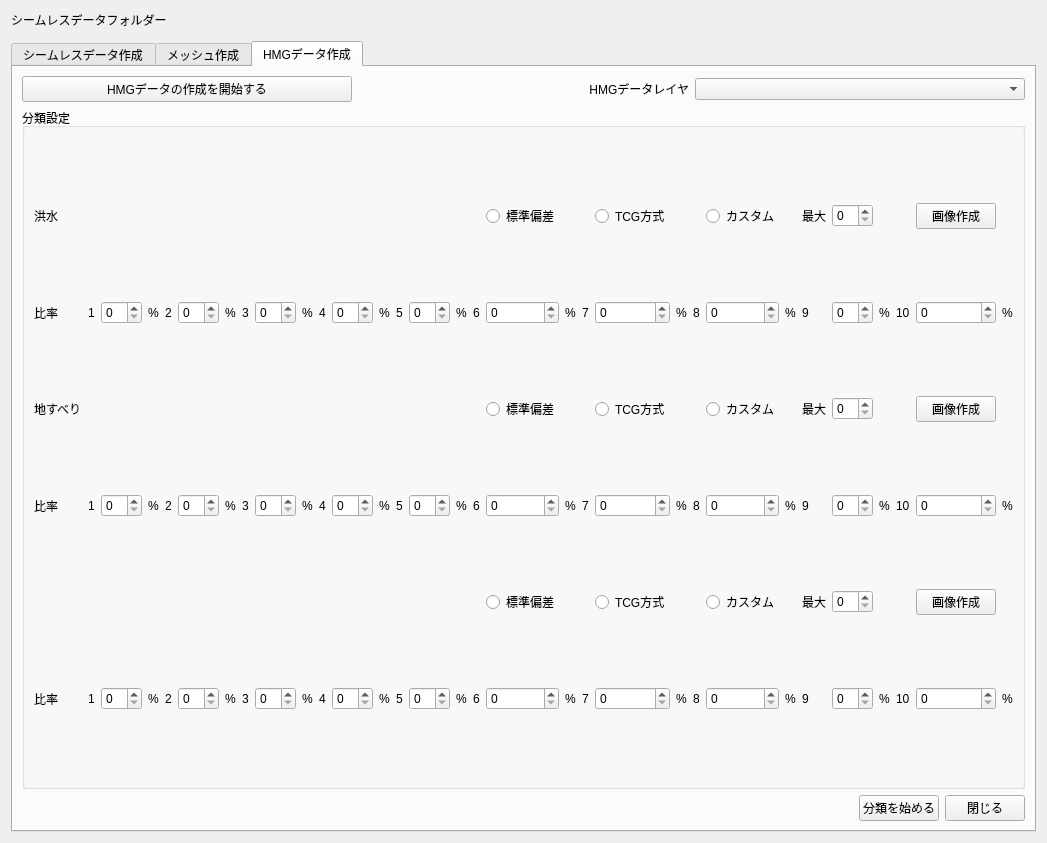
First picture: the form in ui/main_window.ui, repository 0712kazu/HazardMapGame_tool, before the edit.
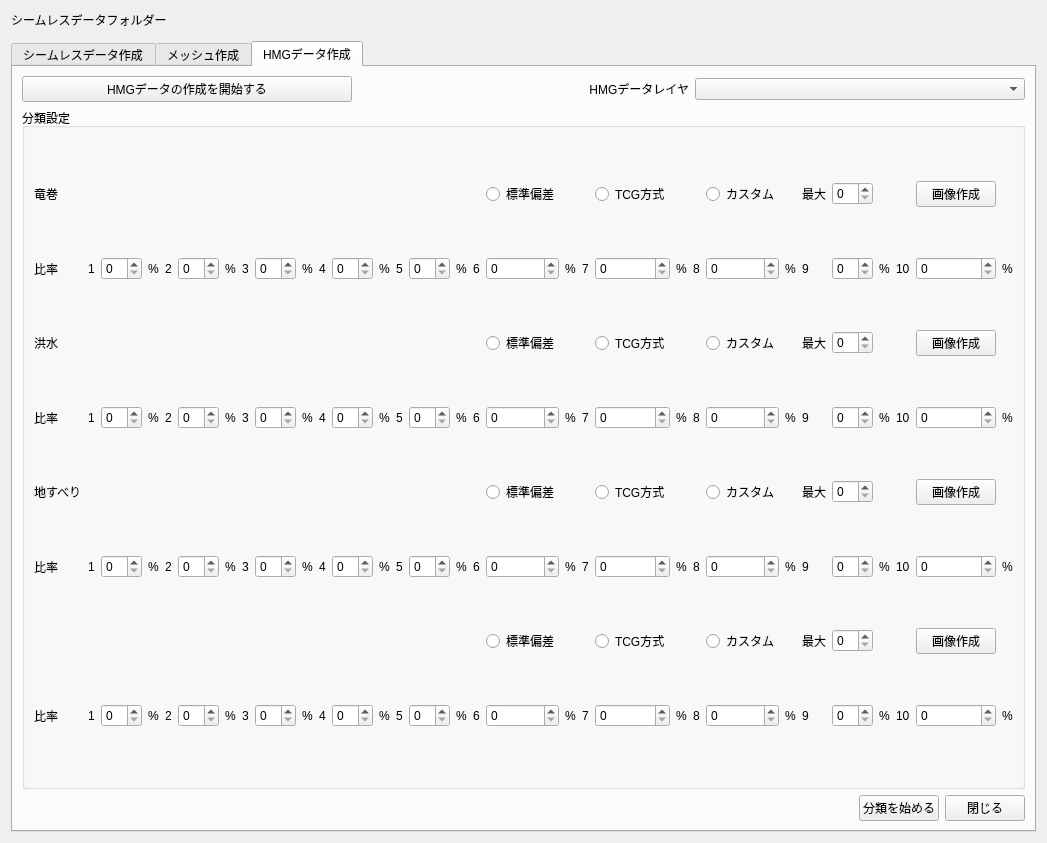
Second picture: the form after the edit. The open tabs and pages were chosen to show the change. Custom widgets are drawn as their Qt base class.

Commit message: implement tornado score

Patch:
```diff
--- a/ui/main_window.ui
+++ b/ui/main_window.ui
@@ -723,6 +723,254 @@
          </property>
          <!-- title, max breaks, show graph button line -->
          <layout class="QGridLayout" name="gridLayout_classifwidget">
+         <!-- Classification 1: Tornado  -->
+            <item row="0" column="0">
+              <widget class="QLabel" name="label_classif_title_tornado">
+               <property name="text">
+                <string>竜巻</string>
+               </property>
+               <property name="maximumSize">
+                <size>
+                    <width>60</width>
+                    <height>100</height>
+                </size>
+                </property>
+              </widget>
+            </item>
+            <!-- classification methods -->
+            <item row="0" column="17">
+              <widget class="QRadioButton" name="radiobutton_stdev_tornado">
+              <property name="text">
+                <string>標準偏差</string>
+              </property>
+              <attribute name="buttonGroup">
+                <string notr="true">buttonGroup_tornado</string>
+              </attribute>
+              </widget>
+            </item>
+            <item row="0" column="20">
+              <widget class="QRadioButton" name="radiobutton_tcg_tornado">
+              <property name="text">
+                <string>TCG方式</string>
+              </property>
+              <attribute name="buttonGroup">
+                <string notr="true">buttonGroup_tornado</string>
+              </attribute>
+              </widget>
+            </item>
+            <item row="0" column="23">
+              <widget class="QRadioButton" name="radiobutton_custom_tornado">
+              <property name="text">
+                <string>カスタム</string>
+              </property>
+              <attribute name="buttonGroup">
+                <string notr="true">buttonGroup_tornado</string>
+              </attribute>
+              </widget>
+            </item>
+            <!-- breaks numbers -->
+            <item row="0" column="25">
+              <widget class="QLabel" name="label_classif_max_tornado">
+               <property name="text">
+                <string>最大</string>
+               </property>
+              </widget>
+            </item>
+            <item row="0" column="26">
+              <widget class="QSpinBox" name="classif_nbmax_tornado"/>
+             </item>
+             <!-- active button -->
+            <item row="0" column="29">
+             <widget class="QPushButton" name="classif_showgraph_tornado">
+              <property name="text">
+               <string>画像作成</string>
+              </property>
+             </widget>
+            </item>
+            <!-- breaks line -->
+            <item row="1" column="0">
+              <widget class="QLabel" name="label_classif_values_tornado">
+               <property name="text">
+                <string>比率</string>
+               </property>
+               <property name="maximumSize">
+                <size>
+                    <width>60</width>
+                    <height>100</height>
+                </size>
+                </property>
+              </widget>
+            </item>
+            <item row="1" column="1">
+              <widget class="QLabel" name="label_percent_n1_tornado">
+               <property name="text">
+                <string>1</string>
+               </property>
+              </widget>
+            </item>
+            <item row="1" column="2">
+              <widget class="QSpinBox" name="classif_percent_1_tornado"/>
+             </item>
+            <item row="1" column="3">
+              <widget class="QLabel" name="label_percent_1_tornado">
+               <property name="text">
+                <string>%</string>
+               </property>
+              </widget>
+            </item>
+            <item row="1" column="4">
+              <widget class="QLabel" name="label_percent_n2_tornado">
+               <property name="text">
+                <string>2</string>
+               </property>
+              </widget>
+            </item>
+            <item row="1" column="5">
+              <widget class="QSpinBox" name="classif_percent_2_tornado"/>
+             </item>
+            <item row="1" column="6">
+              <widget class="QLabel" name="label_percent_2_tornado">
+               <property name="text">
+                <string>%</string>
+               </property>
+              </widget>
+            </item>
+            <item row="1" column="7">
+              <widget class="QLabel" name="label_percent_n3_tornado">
+               <property name="text">
+                <string>3</string>
+               </property>
+              </widget>
+            </item>
+            <item row="1" column="8">
+              <widget class="QSpinBox" name="classif_percent_3_tornado"/>
+             </item>
+            <item row="1" column="9">
+              <widget class="QLabel" name="label_percent_3_tornado">
+               <property name="text">
+                <string>%</string>
+               </property>
+              </widget>
+            </item>
+            <item row="1" column="10">
+              <widget class="QLabel" name="label_percent_n4_tornado">
+               <property name="text">
+                <string>4</string>
+               </property>
+              </widget>
+            </item>
+            <item row="1" column="11">
+              <widget class="QSpinBox" name="classif_percent_4_tornado"/>
+             </item>
+            <item row="1" column="12">
+              <widget class="QLabel" name="label_percent_4_tornado">
+               <property name="text">
+                <string>%</string>
+               </property>
+              </widget>
+            </item>
+            <item row="1" column="13">
+              <widget class="QLabel" name="label_percent_n5_tornado">
+               <property name="text">
+                <string>5</string>
+               </property>
+              </widget>
+            </item>
+            <item row="1" column="14">
+              <widget class="QSpinBox" name="classif_percent_5_tornado"/>
+             </item>
+            <item row="1" column="15">
+              <widget class="QLabel" name="label_percent_5_tornado">
+               <property name="text">
+                <string>%</string>
+               </property>
+              </widget>
+            </item>
+            <item row="1" column="16">
+              <widget class="QLabel" name="label_percent_n6_tornado">
+               <property name="text">
+                <string>6</string>
+               </property>
+              </widget>
+            </item>
+            <item row="1" column="17">
+              <widget class="QSpinBox" name="classif_percent_6_tornado"/>
+             </item>
+            <item row="1" column="18">
+              <widget class="QLabel" name="label_percent_6_tornado">
+               <property name="text">
+                <string>%</string>
+               </property>
+              </widget>
+            </item>
+            <item row="1" column="19">
+              <widget class="QLabel" name="label_percent_n7_tornado">
+               <property name="text">
+                <string>7</string>
+               </property>
+              </widget>
+            </item>
+            <item row="1" column="20">
+              <widget class="QSpinBox" name="classif_percent_7_tornado"/>
+             </item>
+            <item row="1" column="21">
+              <widget class="QLabel" name="label_percent_7_tornado">
+               <property name="text">
+                <string>%</string>
+               </property>
+              </widget>
+            </item>
+            <item row="1" column="22">
+              <widget class="QLabel" name="label_percent_n8_tornado">
+               <property name="text">
+                <string>8</string>
+               </property>
+              </widget>
+            </item>
+            <item row="1" column="23">
+              <widget class="QSpinBox" name="classif_percent_8_tornado"/>
+             </item>
+            <item row="1" column="24">
+              <widget class="QLabel" name="label_percent_8_tornado">
+               <property name="text">
+                <string>%</string>
+               </property>
+              </widget>
+            </item>
+            <item row="1" column="25">
+              <widget class="QLabel" name="label_percent_n9_tornado">
+               <property name="text">
+                <string>9</string>
+               </property>
+              </widget>
+            </item>
+            <item row="1" column="26">
+              <widget class="QSpinBox" name="classif_percent_9_tornado"/>
+             </item>
+            <item row="1" column="27">
+              <widget class="QLabel" name="label_percent_9_tornado">
+               <property name="text">
+                <string>%</string>
+               </property>
+              </widget>
+            </item>
+            <item row="1" column="28">
+              <widget class="QLabel" name="label_percent_n10_tornado">
+               <property name="text">
+                <string>10</string>
+               </property>
+              </widget>
+            </item>
+            <item row="1" column="29">
+              <widget class="QSpinBox" name="classif_percent_10_tornado"/>
+             </item>
+            <item row="1" column="30">
+              <widget class="QLabel" name="label_percent_10_tornado">
+               <property name="text">
+                <string>%</string>
+               </property>
+              </widget>
+            </item>
          <!-- Classification 2: Flood  -->
             <item row="2" column="0">
               <widget class="QLabel" name="label_classif_title_kozui">
```
The commit also changes 4 other files.
